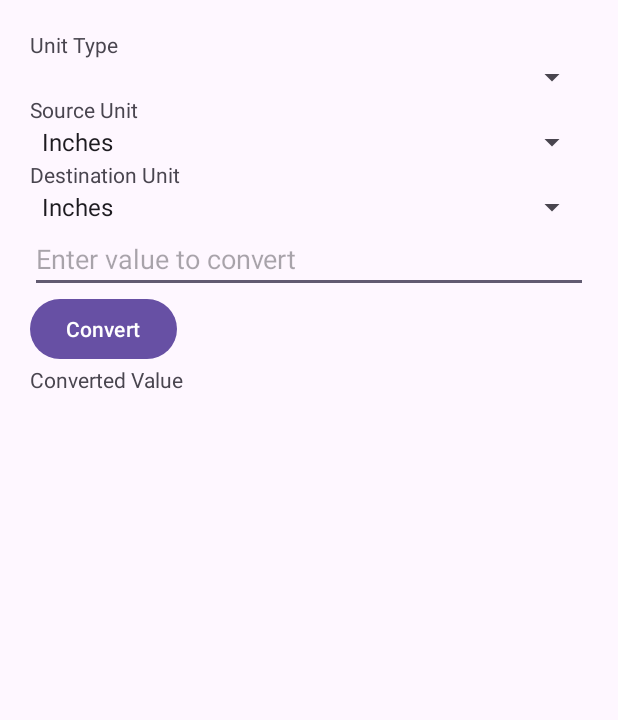
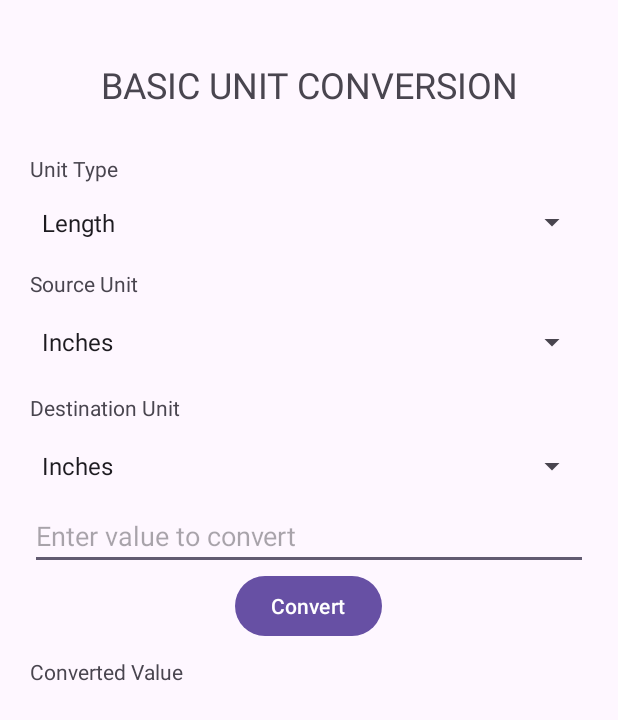
Before and after one commit to jpkdeakin/SIT305_Task2.1, an Android app: the screen it shows after launch (MainActivity), on a phone screen of 412 x 824 dp. Shown: the top 720 px of the screen. Run offline under Robolectric (Android 15) with nearby library versions, the phone set to English and light mode, and no system bars.

Commit message:
Visual Adjustments

```diff
--- a/app/src/main/java/com/example/week2_ui/MainActivity.java
+++ b/app/src/main/java/com/example/week2_ui/MainActivity.java
@@ -10,7 +10,6 @@ import android.widget.Button;
 import android.widget.EditText;
 import android.widget.TextView;
 import android.widget.Spinner;
-import org.w3c.dom.Text;
 
 import java.util.Locale;
 
@@ -23,7 +22,6 @@ public class MainActivity extends AppCompatActivity {
     Spinner unitTypeSpinner;
     Spinner sourceUnitSpinner;
     Spinner destUnitSpinner;
-
     ArrayAdapter<String> arrayLengthUnits;
     ArrayAdapter<String> arrayWeightUnits;
     ArrayAdapter<String> arrayTempUnits;
@@ -43,15 +41,15 @@ public class MainActivity extends AppCompatActivity {
         unitTypeSpinner = findViewById(R.id.unit_type_spinner);
 
         // Allocating resources for unit arrays
-        ArrayAdapter<String> arrayLengthUnits = new ArrayAdapter<>(
+        arrayLengthUnits = new ArrayAdapter<>(
                 this,android.R.layout.simple_spinner_dropdown_item,
                 getResources().getStringArray(R.array.length_units));
 
-        ArrayAdapter<String> arrayWeightUnits = new ArrayAdapter<>(
+        arrayWeightUnits = new ArrayAdapter<>(
                 this,android.R.layout.simple_spinner_dropdown_item,
                 getResources().getStringArray(R.array.weight_units));
 
-        ArrayAdapter<String> arrayTempUnits = new ArrayAdapter<>(
+        arrayTempUnits = new ArrayAdapter<>(
                 this,android.R.layout.simple_spinner_dropdown_item,
                 getResources().getStringArray(R.array.temp_units));
 
@@ -231,7 +229,7 @@ public class MainActivity extends AppCompatActivity {
     }
 
     static Double tempConversion(String source, String dest, Double value) {
-        // Convert to Celcius
+        // Convert to Celsius
         switch(source) {
             case "Fahrenheit":
                 value = (value - 32) / 1.8;
@@ -243,7 +241,7 @@ public class MainActivity extends AppCompatActivity {
                 break;
         }
 
-        // Convert Celcius to destination unit
+        // Convert Celsius to destination unit
         switch(dest) {
             case "Fahrenheit":
                 value = (value * 1.8) + 32;
--- a/app/src/main/res/layout/activity_main.xml
+++ b/app/src/main/res/layout/activity_main.xml
@@ -8,21 +8,37 @@
     tools:context=".MainActivity">
 
     <TextView
+        android:id="@+id/textView"
+        android:layout_width="match_parent"
+        android:layout_height="wrap_content"
+        android:paddingTop="20dp"
+        android:paddingBottom="20dp"
+        android:text="BASIC UNIT CONVERSION"
+        android:textAlignment="center"
+        android:textSize="24sp" />
+
+    <TextView
         android:id="@+id/unit_type_label"
         android:layout_width="wrap_content"
         android:layout_height="wrap_content"
+        android:paddingTop="10dp"
+        android:paddingBottom="5dp"
         android:text="Unit Type" />
 
     <Spinner
         android:id="@+id/unit_type_spinner"
         android:layout_width="match_parent"
         android:layout_height="wrap_content"
-        android:entries="@array/unit_types" />
+        android:entries="@array/unit_types"
+        android:paddingTop="10dp"
+        android:paddingBottom="10dp" />
 
     <TextView
         android:id="@+id/source_unit_label"
         android:layout_width="wrap_content"
         android:layout_height="wrap_content"
+        android:paddingTop="10dp"
+        android:paddingBottom="5dp"
         android:text="Source Unit" />
 
     <Spinner
@@ -35,6 +51,8 @@
         android:id="@+id/destination_unit_label"
         android:layout_width="wrap_content"
         android:layout_height="wrap_content"
+        android:paddingTop="10dp"
+        android:paddingBottom="5dp"
         android:text="Destination Unit" />
 
     <Spinner
@@ -43,26 +61,31 @@
         android:layout_height="wrap_content"
         android:entries="@array/length_units" />
 
+
     <EditText
         android:id="@+id/value_input"
         android:layout_width="match_parent"
         android:layout_height="wrap_content"
-        android:inputType="numberDecimal"
-        android:hint="Enter value to convert"/>
+        android:hint="Enter value to convert"
+        android:inputType="numberDecimal" />
 
 
     <Button
         android:id="@+id/convert_button"
         android:layout_width="wrap_content"
         android:layout_height="wrap_content"
-        android:text="Convert"/>
+        android:layout_gravity="center"
+        android:text="Convert"
+        android:textAlignment="center" />
 
 
     <TextView
         android:id="@+id/result_label"
         android:layout_width="wrap_content"
         android:layout_height="wrap_content"
-        android:text="Converted Value"/>
+        android:paddingTop="10dp"
+        android:paddingBottom="10dp"
+        android:text="Converted Value" />
 
     <LinearLayout
         android:layout_width="match_parent"
--- a/app/src/main/res/values/arrays.xml
+++ b/app/src/main/res/values/arrays.xml
@@ -1,5 +1,12 @@
 <?xml version="1.0" encoding="utf-8"?>
 <resources>
+
+    <string-array name="unit_types">
+        <item>Length</item>
+        <item>Weight</item>
+        <item>Temperature</item>
+    </string-array>
+
     <string-array name="length_units">
         <item>Inches</item>
         <item>Feet</item>
@@ -9,4 +16,20 @@
         <item>Meters</item>
         <item>Kilometers</item>
     </string-array>
+
+    <string-array name="weight_units">
+        <item>Ounce</item>
+        <item>Pound</item>
+        <item>Ton</item>
+        <item>Gram</item>
+        <item>Kilogram</item>
+        <item>Tonne</item>
+    </string-array>
+
+    <string-array name="temp_units">
+        <item>Celsius</item>
+        <item>Fahrenheit</item>
+        <item>Kelvin</item>
+    </string-array>
+
 </resources>
```
